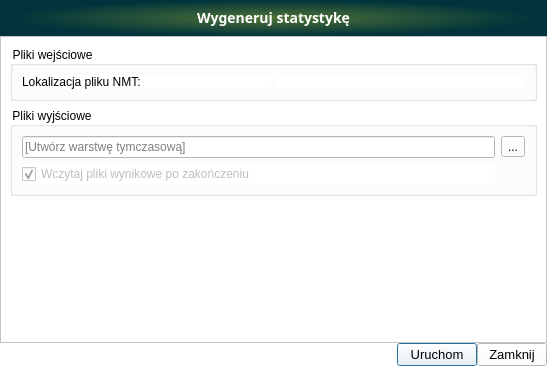
Old version of the form GenerateStatistics/UI/GenerateStatistics_UI.ui in the repository eryk918/nmt_analysis_plugin.
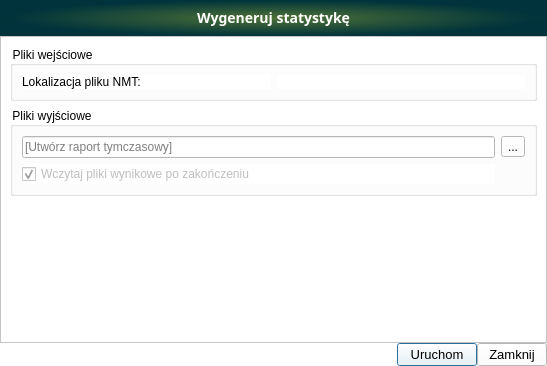
New version of the form. Icons and pictures are not drawn. Custom widgets are drawn as their Qt base class.

Patch:
```diff
--- a/GenerateStatistics/UI/GenerateStatistics_UI.ui
+++ b/GenerateStatistics/UI/GenerateStatistics_UI.ui
@@ -181,7 +181,7 @@
          <item row="0" column="0">
           <widget class="QLineEdit" name="wyjscie">
            <property name="placeholderText">
-            <string>[Utwórz warstwę tymczasową]</string>
+            <string>[Utwórz raport tymczasowy]</string>
            </property>
           </widget>
          </item>
```
